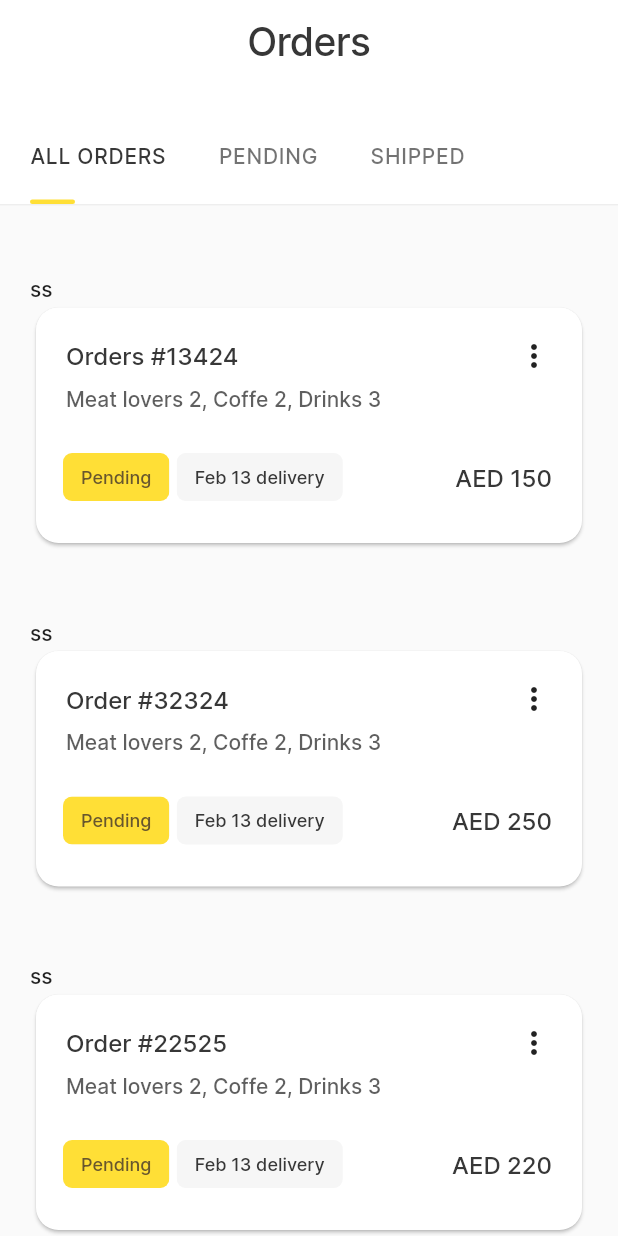
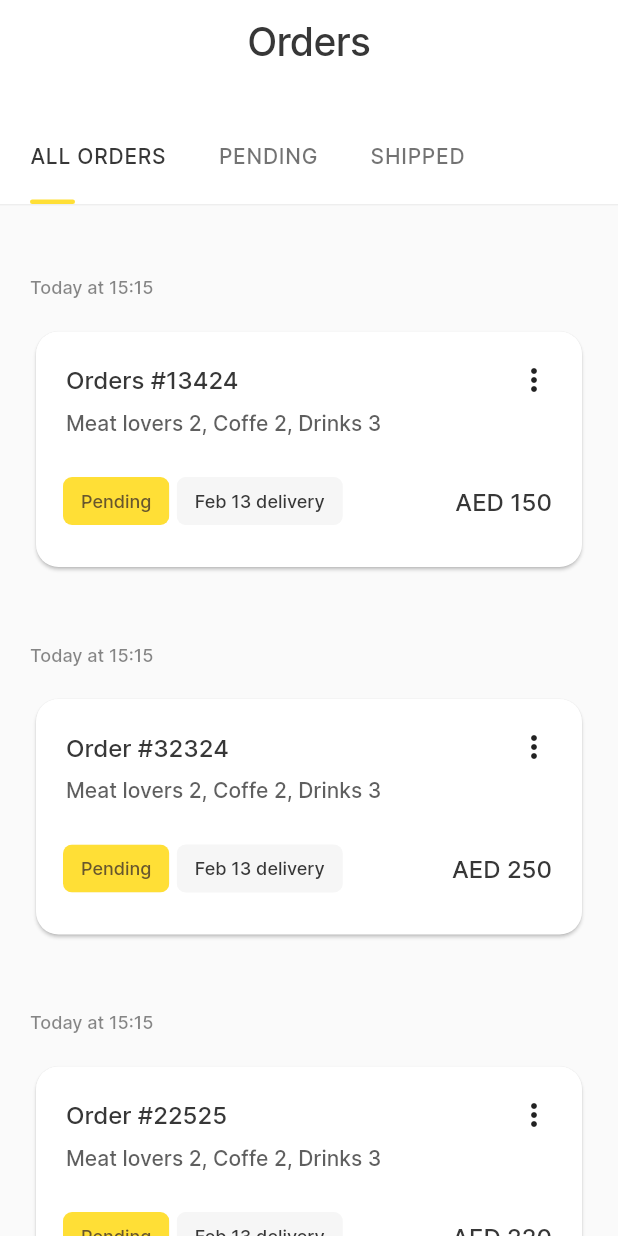
Before and after one commit to fcolakovic2/meelz, a Flutter app: the screen it shows after launch, on a phone screen of 412 x 824 dp. Run offline on Flutter 3.47's test engine with Material 2 defaults, Android fonts, the phone set to English and light mode, and no system bars.

Commit message:
stilovi teksta i padding

```diff
--- a/lib/utils/dummy_data/dummy_data.dart
+++ b/lib/utils/dummy_data/dummy_data.dart
@@ -1,4 +1,5 @@
 import 'package:flutter/material.dart';
+import 'package:meelz/utils/style/styles.dart';
 import 'package:meelz/view/kartica/pages/kartica.dart';
 
 int indexPage = 0;
@@ -23,7 +24,10 @@ List<Widget> widgetsList = [
         child: Column(
           crossAxisAlignment: CrossAxisAlignment.start,
           children: [
-            Text("ss"),
+            Padding(
+              padding: const EdgeInsets.only(bottom: 18.0),
+              child: Text("Today at 15:15", style: stilDatuma),
+            ),
             cardsList[counter],
           ],
         ),
```
Also changed, not shown: lib/utils/style/styles.dart (+8 -0 lines).
